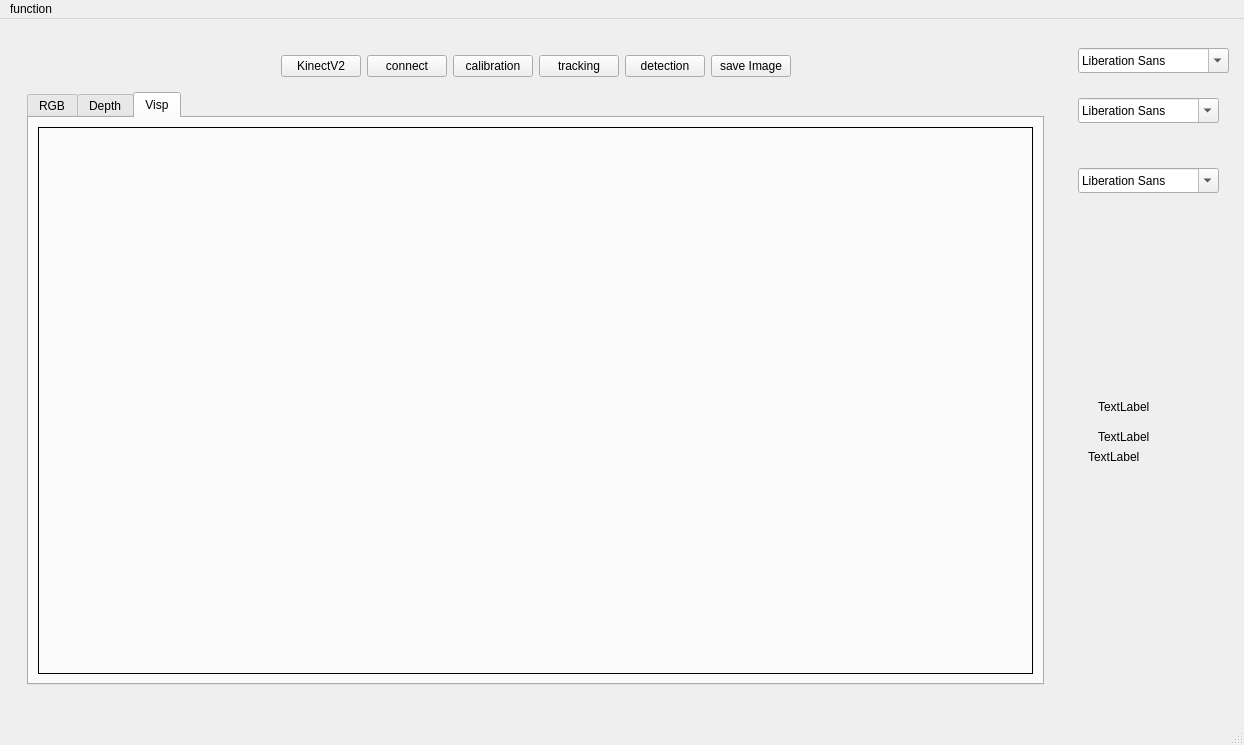
First picture: the form in src/mainwindow.ui, repository MRwangmaomao/QT_ROS_Visp_kinectV2_platform-cv_test, before the edit.
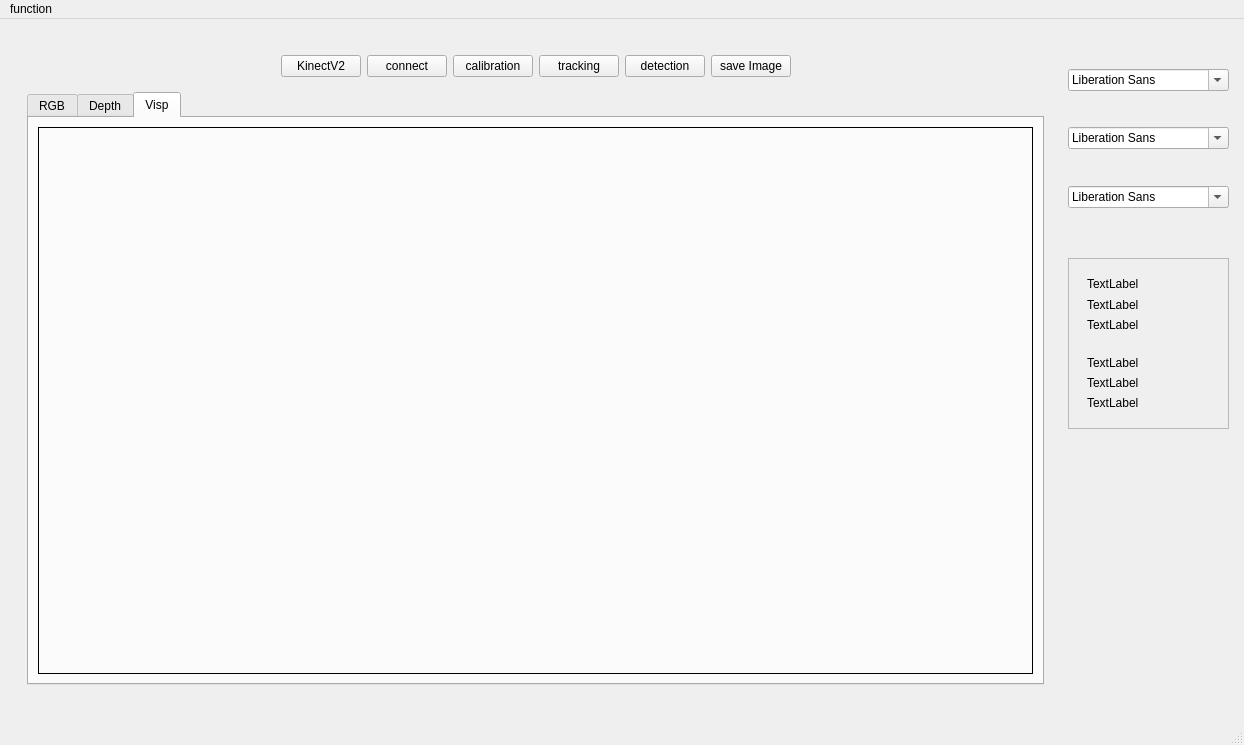
Second picture: the form after the edit. The open tabs and pages were chosen to show the change.

What changed in the file:
```diff
--- a/src/mainwindow.ui
+++ b/src/mainwindow.ui
@@ -200,74 +200,150 @@
     </item>
     <item row="0" column="1">
      <widget class="QWidget" name="widget_2" native="true">
-      <widget class="QLabel" name="label">
+      <widget class="QFrame" name="frame">
        <property name="geometry">
         <rect>
-         <x>30</x>
-         <y>370</y>
-         <width>67</width>
-         <height>17</height>
+         <x>0</x>
+         <y>230</y>
+         <width>161</width>
+         <height>171</height>
         </rect>
        </property>
-       <property name="text">
-        <string>TextLabel</string>
+       <property name="frameShape">
+        <enum>QFrame::StyledPanel</enum>
        </property>
-      </widget>
-      <widget class="QLabel" name="label_2">
-       <property name="geometry">
-        <rect>
-         <x>30</x>
-         <y>400</y>
-         <width>67</width>
-         <height>17</height>
-        </rect>
+       <property name="frameShadow">
+        <enum>QFrame::Raised</enum>
        </property>
-       <property name="text">
-        <string>TextLabel</string>
-       </property>
+       <layout class="QVBoxLayout" name="verticalLayout_4">
+        <item>
+         <widget class="QWidget" name="widget_3" native="true">
+          <layout class="QVBoxLayout" name="verticalLayout">
+           <item>
+            <widget class="QLabel" name="label">
+             <property name="text">
+              <string>TextLabel</string>
+             </property>
+            </widget>
+           </item>
+           <item>
+            <widget class="QLabel" name="label_2">
+             <property name="text">
+              <string>TextLabel</string>
+             </property>
+            </widget>
+           </item>
+           <item>
+            <widget class="QLabel" name="label_3">
+             <property name="text">
+              <string>TextLabel</string>
+             </property>
+            </widget>
+           </item>
+          </layout>
+         </widget>
+        </item>
+        <item>
+         <widget class="QWidget" name="widget_4" native="true">
+          <layout class="QVBoxLayout" name="verticalLayout_3">
+           <item>
+            <widget class="QLabel" name="label_4">
+             <property name="text">
+              <string>TextLabel</string>
+             </property>
+            </widget>
+           </item>
+           <item>
+            <widget class="QLabel" name="label_5">
+             <property name="text">
+              <string>TextLabel</string>
+             </property>
+            </widget>
+           </item>
+           <item>
+            <widget class="QLabel" name="label_6">
+             <property name="text">
+              <string>TextLabel</string>
+             </property>
+            </widget>
+           </item>
+          </layout>
+         </widget>
+        </item>
+       </layout>
       </widget>
-      <widget class="QLabel" name="label_3">
+      <widget class="QWidget" name="widget_5" native="true">
        <property name="geometry">
         <rect>
-         <x>20</x>
-         <y>420</y>
-         <width>67</width>
-         <height>17</height>
+         <x>0</x>
+         <y>10</y>
+         <width>161</width>
+         <height>201</height>
         </rect>
        </property>
-       <property name="text">
-        <string>TextLabel</string>
-       </property>
-      </widget>
-      <widget class="QFontComboBox" name="CBtracking">
-       <property name="geometry">
-        <rect>
-         <x>10</x>
-         <y>20</y>
-         <width>151</width>
-         <height>25</height>
-        </rect>
-       </property>
-      </widget>
-      <widget class="QFontComboBox" name="CBdetection">
-       <property name="geometry">
-        <rect>
-         <x>10</x>
-         <y>70</y>
-         <width>141</width>
-         <height>25</height>
-        </rect>
-       </property>
-      </widget>
-      <widget class="QFontComboBox" name="CBCalibration">
-       <property name="geometry">
-        <rect>
-         <x>10</x>
-         <y>140</y>
-         <width>141</width>
-         <height>25</height>
-        </rect>
-       </property>
+       <layout class="QVBoxLayout" name="verticalLayout_5">
+        <item>
+         <spacer name="verticalSpacer">
+          <property name="orientation">
+           <enum>Qt::Vertical</enum>
+          </property>
+          <property name="sizeHint" stdset="0">
+           <size>
+            <width>20</width>
+            <height>40</height>
+           </size>
+          </property>
+         </spacer>
+        </item>
+        <item>
+         <widget class="QFontComboBox" name="CBtracking"/>
+        </item>
+        <item>
+         <spacer name="verticalSpacer_2">
+          <property name="orientation">
+           <enum>Qt::Vertical</enum>
+          </property>
+          <property name="sizeHint" stdset="0">
+           <size>
+            <width>20</width>
+            <height>40</height>
+           </size>
+          </property>
+         </spacer>
+        </item>
+        <item>
+         <widget class="QFontComboBox" name="CBdetection"/>
+        </item>
+        <item>
+         <spacer name="verticalSpacer_3">
+          <property name="orientation">
+           <enum>Qt::Vertical</enum>
+          </property>
+          <property name="sizeHint" stdset="0">
+           <size>
+            <width>20</width>
+            <height>40</height>
+           </size>
+          </property>
+         </spacer>
+        </item>
+        <item>
+         <widget class="QFontComboBox" name="CBCalibration"/>
+        </item>
+        <item>
+         <spacer name="verticalSpacer_4">
+          <property name="orientation">
+           <enum>Qt::Vertical</enum>
+          </property>
+          <property name="sizeHint" stdset="0">
+           <size>
+            <width>20</width>
+            <height>40</height>
+           </size>
+          </property>
+         </spacer>
+        </item>
+       </layout>
       </widget>
      </widget>
     </item>
```
Left out of the diff: 2 changed lines with no effect on the pictures.
